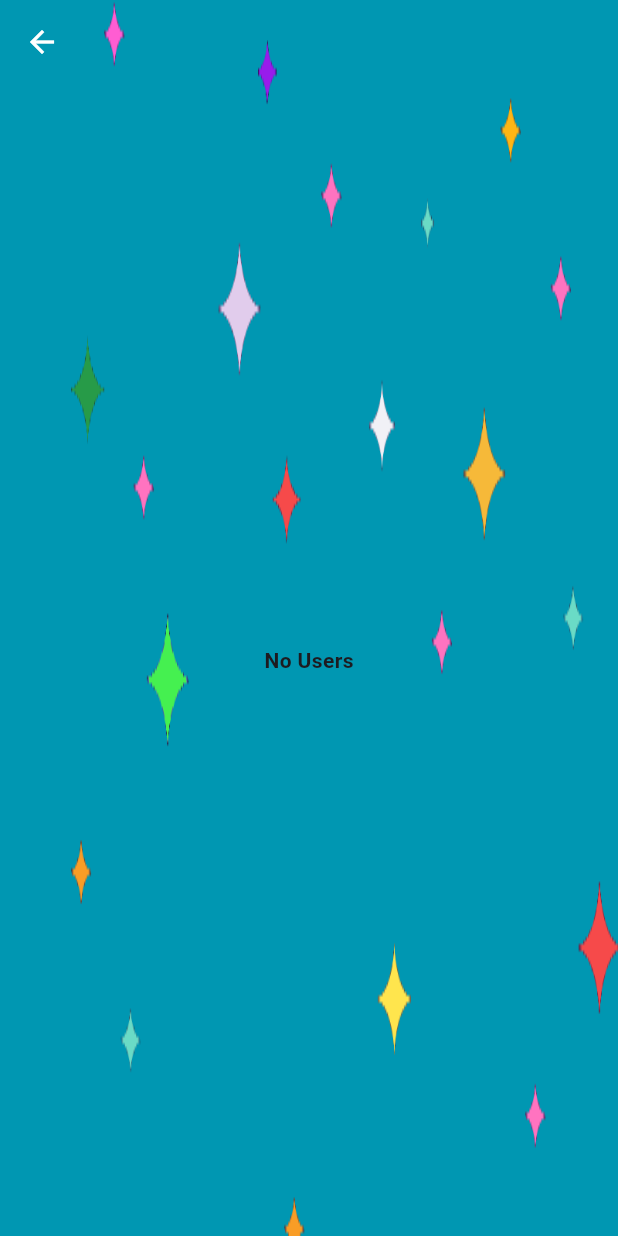
After one commit to garlen-javier/ocean_cleanup, a Flutter app: the LeaderboardScreen screen opened directly, on a phone screen of 412 x 824 dp. The commit adds this screen. Run offline on Flutter 3.47's test engine with Material 3 defaults, Android fonts, the phone set to English and light mode, and no system bars; our stand-ins replace cloud_firestore, equatable, firebase_auth, firebase_core, flutter_bloc, lottie and 1 more; missing offline and left inert: flame, flame_bloc, flame_forge2d, flame_tiled; accounts and stored records are empty.

Commit message:
Add Leaderboard Screen

```diff
--- /dev/null
+++ b/lib/models/user_model.dart
@@ -0,0 +1,20 @@
+class UserModel{
+  final String username;
+  final int score;
+
+
+  UserModel({
+    required this.username,
+    required this.score,
+  });
+
+  Map<String, dynamic> toJson() => {
+    'username': username,
+    'score': score,
+  };
+
+  UserModel fromJson(Map<String, dynamic> json) => UserModel(
+    username: json['username'],
+    score: json['score'],
+  );
+}
--- /dev/null
+++ b/lib/screens/leaderboard/leaderboard_screen.dart
@@ -0,0 +1,253 @@
+import 'dart:developer';
+
+import 'package:cloud_firestore/cloud_firestore.dart';
+import 'package:flutter/material.dart';
+import 'package:lottie/lottie.dart';
+import 'package:ocean_cleanup/components/leaderboard/first_player.dart';
+import 'package:ocean_cleanup/components/leaderboard/second_player.dart';
+import 'package:ocean_cleanup/components/leaderboard/third_player.dart';
+import 'package:ocean_cleanup/models/user_model.dart';
+import 'package:ocean_cleanup/utils/config_size.dart';
+
+class LeaderboardScreen extends StatefulWidget {
+  const LeaderboardScreen({super.key});
+
+  @override
+  State<LeaderboardScreen> createState() => _LeaderboardState();
+}
+
+class _LeaderboardState extends State<LeaderboardScreen> {
+  List<UserModel> users = [];
+
+  Future<List<UserModel>> getListUser() async {
+    var data = await FirebaseFirestore.instance
+        .collection('users')
+        .orderBy('score', descending: true)
+        .get();
+
+    var names = List.from(data.docs.map((doc) => doc['username']));
+    var scores = List.from(data.docs.map((doc) => doc['score']));
+
+    for (var i = 0; i < names.length; i++) {
+      users.add(UserModel(username: names[i], score: scores[i]));
+    }
+
+    inspect(users);
+    return users;
+  }
+
+  @override
+  Widget build(BuildContext context) {
+    return Container(
+      decoration: const BoxDecoration(
+        image: DecorationImage(
+          image: AssetImage("assets/images/leaderboard_bg.png"),
+          fit: BoxFit.fill,
+        ),
+      ),
+      child: Scaffold(
+        backgroundColor: Colors.transparent,
+        appBar: AppBar(
+          backgroundColor: Colors.transparent,
+          elevation: 0,
+          foregroundColor: Colors.white,
+        ),
+        body: FutureBuilder<List<UserModel>>(
+            future: getListUser(),
+            builder: (context, snapshot) {
+              return !snapshot.hasData
+                  ? Center(
+                      child: Lottie.asset(
+                        'assets/animations/loading.json',
+                        width: 100,
+                        height: 100,
+                      ),
+                    )
+                  : snapshot.data!.length >= 3
+                      ? SingleChildScrollView(
+                          child: Column(
+                            children: [
+                              Stack(
+                                children: [
+                                  Padding(
+                                    padding: const EdgeInsets.only(bottom: 20),
+                                    child: Row(
+                                      mainAxisAlignment:
+                                          MainAxisAlignment.center,
+                                      children: [
+                                        firstPlayer(snapshot.data![0])
+                                      ],
+                                    ),
+                                  ),
+                                  Positioned(
+                                    top: 60,
+                                    left: .0,
+                                    right: .0,
+                                    child: Row(
+                                      children: [
+                                        const Spacer(),
+                                        secondPlayer(snapshot.data![1]),
+                                        const Spacer(
+                                          flex: 2,
+                                        ),
+                                        thirdPlayer(snapshot.data![2]),
+                                        const Spacer(),
+                                      ],
+                                    ),
+                                  ),
+                                ],
+                              ),
+                              Padding(
+                                padding: const EdgeInsets.only(
+                                    left: 20, right: 20, top: 20),
+                                child: Container(
+                                  decoration: const BoxDecoration(
+                                    gradient: LinearGradient(
+                                      colors: [
+                                        Color(0xFFBC52C6),
+                                        Color(0xFF595CFF),
+                                      ],
+                                      begin: FractionalOffset(0.0, 0.0),
+                                      end: FractionalOffset(0.0, 1.0),
+                                      stops: [0.0, 1.0],
+                                      tileMode: TileMode.clamp,
+                                    ),
+                                    borderRadius: BorderRadius.all(
+                                      Radius.circular(30),
+                                    ),
+                                  ),
+                                  width: SizeConfig.screenWidth,
+                                  height: 68,
+                                  child: Row(
+                                    children: [
+                                      const Spacer(),
+                                      const Text(
+                                        '#1',
+                                        style: TextStyle(
+                                          fontSize: 20,
+                                          color: Color(0xffE8E8E8),
+                                          fontWeight: FontWeight.bold,
+                                        ),
+                                      ),
+                                      const Spacer(),
+                                      Text(
+                                        snapshot.data![0].username,
+                                        style: const TextStyle(
+                                          color: Color(0xffE8E8E8),
+                                          fontWeight: FontWeight.w700,
+                                          fontSize: 20,
+                                        ),
+                                      ),
+                                      const Spacer(
+                                        flex: 5,
+                                      ),
+                                      Align(
+                                        alignment: Alignment.centerRight,
+                                        child: Text(
+                                          snapshot.data![0].score.toString(),
+                                          style: const TextStyle(
+                                            color: Color(0xffE8E8E8),
+                                            fontWeight: FontWeight.w700,
+                                            fontSize: 20,
+                                          ),
+                                        ),
+                                      ),
+                                      const Spacer(),
+                                    ],
+                                  ),
+                                ),
+                              ),
+                              const SizedBox(
+                                height: 10,
+                              ),
+                              ListView.builder(
+                                shrinkWrap: true,
+                                itemCount: snapshot.data!.length - 1,
+                                physics: const NeverScrollableScrollPhysics(),
+                                itemBuilder: (BuildContext context, int index) {
+                                  return Column(
+                                    children: [
+                                      Container(
+                                        width: SizeConfig.screenWidth,
+                                        height: 68,
+                                        color: const Color(0xff060718)
+                                            .withOpacity(0.8),
+                                        child: Padding(
+                                          padding: const EdgeInsets.only(
+                                            left: 20,
+                                            right: 20,
+                                          ),
+                                          child: Row(
+                                            mainAxisAlignment:
+                                                MainAxisAlignment.spaceBetween,
+                                            children: [
+                                              Row(
+                                                mainAxisAlignment:
+                                                    MainAxisAlignment.start,
+                                                children: [
+                                                  const SizedBox(
+                                                    width: 10,
+                                                  ),
+                                                  Text(
+                                                    '#${(index + 2).toString()}',
+                                                    style: const TextStyle(
+                                                      fontSize: 20,
+                                                      color: Color(0xffE8E8E8),
+                                                      fontWeight:
+                                                          FontWeight.bold,
+                                                    ),
+                                                  ),
+                                                  const SizedBox(
+                                                    width: 20,
+                                                  ),
+                                                  Text(
+                                                    snapshot.data![index + 1]
+                                                        .username,
+                                                    style: const TextStyle(
+                                                      color: Color(0xffE8E8E8),
+                                                      fontWeight:
+                                                          FontWeight.w700,
+                                                      fontSize: 20,
+                                                    ),
+                                                  ),
+                                                ],
+                                              ),
+                                              Padding(
+                                                padding: const EdgeInsets.only(
+                                                    right: 10),
+                                                child: Text(
+                                                  snapshot
+                                                      .data![index + 1].score
+                                                      .toString(),
+                                                  style: const TextStyle(
+                                                    color: Color(0xffE8E8E8),
+                                                    fontWeight: FontWeight.w700,
+                                                    fontSize: 20,
+                                                  ),
+                                                ),
+                                              ),
+                                            ],
+                                          ),
+                                        ),
+                                      ),
+                                      const SizedBox(
+                                        height: 10,
+                                      ),
+                                    ],
+                                  );
+                                },
+                              ),
+                            ],
+                          ),
+                        )
+                      : const Center(
+                          child: Text(
+                            "No Users",
+                            style: TextStyle(fontWeight: FontWeight.bold),
+                          ),
+                        );
+            }),
+      ),
+    );
+  }
+}
```
Also changed, not shown: lib/bloc/auth/auth_bloc.dart (+8 -6 lines), lib/components/leaderboard/first_player.dart (added, +70 -0 lines), lib/components/leaderboard/second_player.dart (added, +67 -0 lines), lib/components/leaderboard/third_player.dart (added, +68 -0 lines), lib/screens/levels/levels_screen.dart (+25 -7 lines), assets/images/Dolphin_01_1.png (added), assets/images/Sad_Crab_01_6.png (added), assets/images/Sad_Turtle_01_1.png (added), assets/images/leaderboard_bg.png (added).
